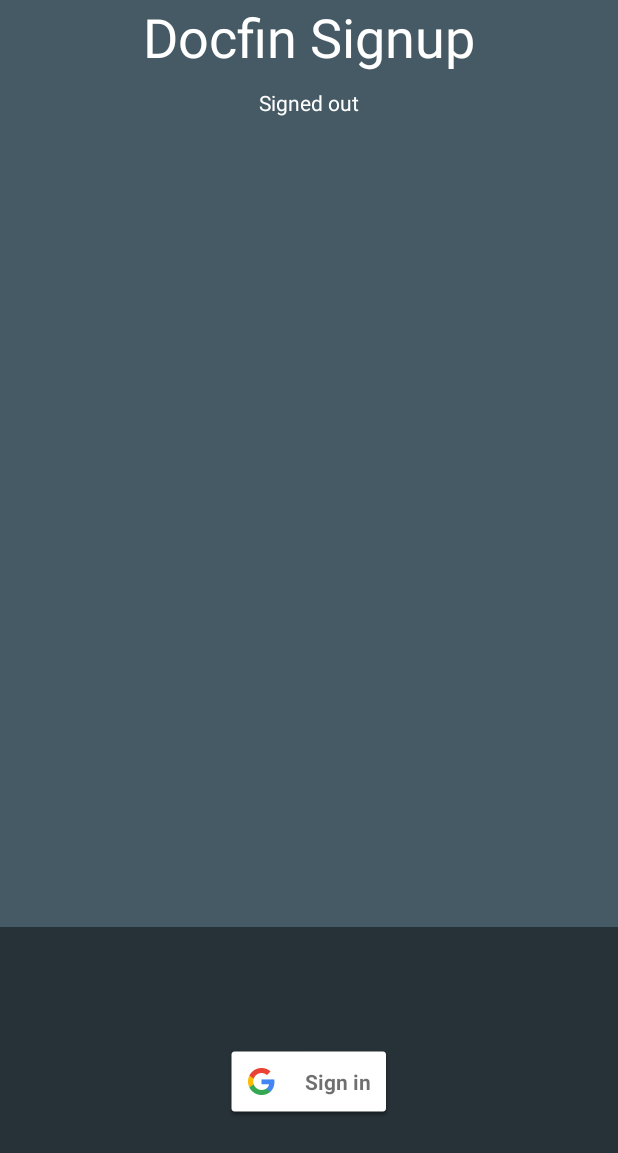
After one commit to docfin/docfin-android-app, an Android app: the SignInActivity screen opened directly, with no data from a screen before it, on a phone screen of 412 x 824 dp. The commit adds this screen. Shown: the top 1153 px of the screen. Run offline under Robolectric (Android 15) with nearby library versions, the phone set to English and light mode, and no system bars.

Commit message:
initial signIn stuff

```diff
--- a/app/src/main/AndroidManifest.xml
+++ b/app/src/main/AndroidManifest.xml
@@ -44,7 +44,8 @@
 
         <activity
             android:name=".activity.MapsActivity"
-            android:label="@string/title_activity_maps"></activity>
+            android:label="@string/title_activity_maps" />
+        <activity android:name=".activity.SignInActivity"></activity>
     </application>
 
 </manifest>
--- /dev/null
+++ b/app/src/main/java/com/jellsoft/mobile/docfin/activity/SignInActivity.java
@@ -0,0 +1,216 @@
+package com.jellsoft.mobile.docfin.activity;
+
+import android.app.ProgressDialog;
+import android.content.Intent;
+import android.os.Bundle;
+import android.util.Log;
+import android.view.View;
+import android.widget.TextView;
+
+import com.google.android.gms.auth.api.Auth;
+import com.google.android.gms.auth.api.signin.GoogleSignInAccount;
+import com.google.android.gms.auth.api.signin.GoogleSignInOptions;
+import com.google.android.gms.auth.api.signin.GoogleSignInResult;
+import com.google.android.gms.common.ConnectionResult;
+import com.google.android.gms.common.SignInButton;
+import com.google.android.gms.common.api.GoogleApiClient;
+import com.google.android.gms.common.api.OptionalPendingResult;
+import com.google.android.gms.common.api.ResultCallback;
+import com.google.android.gms.common.api.Status;
+import com.jellsoft.mobile.docfin.R;
+
+
+public class SignInActivity extends BaseDocfinActivity implements
+        GoogleApiClient.OnConnectionFailedListener,
+        View.OnClickListener {
+
+    private static final String TAG = "SignInActivity";
+    private static final int RC_SIGN_IN = 9001;
+
+    private GoogleApiClient mGoogleApiClient;
+    private TextView mStatusTextView;
+    private ProgressDialog mProgressDialog;
+
+    @Override
+    protected void onCreate(Bundle savedInstanceState) {
+        super.onCreate(savedInstanceState);
+        setContentView(R.layout.activity_sign_in);
+
+        // Views
+        mStatusTextView = (TextView) findViewById(R.id.status);
+
+        // Button listeners
+        findViewById(R.id.sign_in_button).setOnClickListener(this);
+        findViewById(R.id.sign_out_button).setOnClickListener(this);
+        findViewById(R.id.disconnect_button).setOnClickListener(this);
+
+        // [START configure_signin]
+        // Configure sign-in to request the user's ID, email address, and basic
+        // profile. ID and basic profile are included in DEFAULT_SIGN_IN.
+        GoogleSignInOptions gso = new GoogleSignInOptions.Builder(GoogleSignInOptions.DEFAULT_SIGN_IN)
+                .requestEmail()
+                .build();
+        // [END configure_signin]
+
+        // [START build_client]
+        // Build a GoogleApiClient with access to the Google Sign-In API and the
+        // options specified by gso.
+        mGoogleApiClient = new GoogleApiClient.Builder(this)
+                .enableAutoManage(this /* FragmentActivity */, this /* OnConnectionFailedListener */)
+                .addApi(Auth.GOOGLE_SIGN_IN_API, gso)
+                .build();
+        // [END build_client]
+
+        // [START customize_button]
+        // Customize sign-in button. The sign-in button can be displayed in
+        // multiple sizes and color schemes. It can also be contextually
+        // rendered based on the requested scopes. For example. a red button may
+        // be displayed when Google+ scopes are requested, but a white button
+        // may be displayed when only basic profile is requested. Try adding the
+        // Scopes.PLUS_LOGIN scope to the GoogleSignInOptions to see the
+        // difference.
+        SignInButton signInButton = (SignInButton) findViewById(R.id.sign_in_button);
+        signInButton.setSize(SignInButton.SIZE_STANDARD);
+        signInButton.setScopes(gso.getScopeArray());
+        // [END customize_button]
+    }
+
+    @Override
+    public void onStart() {
+        super.onStart();
+
+        OptionalPendingResult<GoogleSignInResult> opr = Auth.GoogleSignInApi.silentSignIn(mGoogleApiClient);
+        if (opr.isDone()) {
+            // If the user's cached credentials are valid, the OptionalPendingResult will be "done"
+            // and the GoogleSignInResult will be available instantly.
+            Log.d(TAG, "Got cached sign-in");
+            GoogleSignInResult result = opr.get();
+            handleSignInResult(result);
+        } else {
+            // If the user has not previously signed in on this device or the sign-in has expired,
+            // this asynchronous branch will attempt to sign in the user silently.  Cross-device
+            // single sign-on will occur in this branch.
+            showProgressDialog();
+            opr.setResultCallback(new ResultCallback<GoogleSignInResult>() {
+                @Override
+                public void onResult(GoogleSignInResult googleSignInResult) {
+                    hideProgressDialog();
+                    handleSignInResult(googleSignInResult);
+                }
+            });
+        }
+    }
+
+    // [START onActivityResult]
+    @Override
+    public void onActivityResult(int requestCode, int resultCode, Intent data) {
+        super.onActivityResult(requestCode, resultCode, data);
+
+        // Result returned from launching the Intent from GoogleSignInApi.getSignInIntent(...);
+        if (requestCode == RC_SIGN_IN) {
+            GoogleSignInResult result = Auth.GoogleSignInApi.getSignInResultFromIntent(data);
+            handleSignInResult(result);
+        }
+    }
+    // [END onActivityResult]
+
+    // [START handleSignInResult]
+    private void handleSignInResult(GoogleSignInResult result) {
+        Log.d(TAG, "handleSignInResult:" + result.isSuccess());
+        if (result.isSuccess()) {
+            // Signed in successfully, show authenticated UI.
+            GoogleSignInAccount acct = result.getSignInAccount();
+            mStatusTextView.setText(getString(R.string.signed_in_fmt, acct.getDisplayName()));
+            updateUI(true);
+        } else {
+            // Signed out, show unauthenticated UI.
+            updateUI(false);
+        }
+    }
+    // [END handleSignInResult]
+
+    // [START signIn]
+    private void signIn() {
+        Intent signInIntent = Auth.GoogleSignInApi.getSignInIntent(mGoogleApiClient);
+        startActivityForResult(signInIntent, RC_SIGN_IN);
+    }
+    // [END signIn]
+
+    // [START signOut]
+    private void signOut() {
+        Auth.GoogleSignInApi.signOut(mGoogleApiClient).setResultCallback(
+                new ResultCallback<Status>() {
+                    @Override
+                    public void onResult(Status status) {
+                        // [START_EXCLUDE]
+                        updateUI(false);
+                        // [END_EXCLUDE]
+                    }
+                });
+    }
+    // [END signOut]
+
+    // [START revokeAccess]
+    private void revokeAccess() {
+        Auth.GoogleSignInApi.revokeAccess(mGoogleApiClient).setResultCallback(
+                new ResultCallback<Status>() {
+                    @Override
+                    public void onResult(Status status) {
+                        // [START_EXCLUDE]
+                        updateUI(false);
+                        // [END_EXCLUDE]
+                    }
+                });
+    }
+    // [END revokeAccess]
+
+    @Override
+    public void onConnectionFailed(ConnectionResult connectionResult) {
+        // An unresolvable error has occurred and Google APIs (including Sign-In) will not
+        // be available.
+        Log.d(TAG, "onConnectionFailed:" + connectionResult);
+    }
+
+    private void showProgressDialog() {
+        if (mProgressDialog == null) {
+            mProgressDialog = new ProgressDialog(this);
+            mProgressDialog.setMessage(getString(R.string.loading));
+            mProgressDialog.setIndeterminate(true);
+        }
+
+        mProgressDialog.show();
+    }
+
+    private void hideProgressDialog() {
+        if (mProgressDialog != null && mProgressDialog.isShowing()) {
+            mProgressDialog.hide();
+        }
+    }
+
+    private void updateUI(boolean signedIn) {
+        if (signedIn) {
+            findViewById(R.id.sign_in_button).setVisibility(View.GONE);
+            findViewById(R.id.sign_out_and_disconnect).setVisibility(View.VISIBLE);
+        } else {
+            mStatusTextView.setText(R.string.signed_out);
+
+            findViewById(R.id.sign_in_button).setVisibility(View.VISIBLE);
+            findViewById(R.id.sign_out_and_disconnect).setVisibility(View.GONE);
+        }
+    }
+
+    @Override
+    public void onClick(View v) {
+        switch (v.getId()) {
+            case R.id.sign_in_button:
+                signIn();
+                break;
+            case R.id.sign_out_button:
+                signOut();
+                break;
+            case R.id.disconnect_button:
+                revokeAccess();
+                break;
+        }
+    }
+}
--- /dev/null
+++ b/app/src/main/res/layout/activity_sign_in.xml
@@ -0,0 +1,115 @@
+<?xml version="1.0" encoding="utf-8"?>
+<LinearLayout xmlns:android="http://schemas.android.com/apk/res/android"
+xmlns:tools="http://schemas.android.com/tools"
+android:id="@+id/main_layout"
+android:layout_width="match_parent"
+android:layout_height="match_parent"
+android:background="@color/blue_grey_700"
+android:orientation="vertical"
+android:weightSum="4"
+tools:context="com.jellsoft.mobile.docfin.activity.SignInActivity">
+
+<LinearLayout
+    android:layout_width="match_parent"
+    android:layout_height="0dp"
+    android:layout_weight="3"
+    android:gravity="center_horizontal"
+    android:orientation="vertical">
+
+    <!--<ImageView
+        android:id="@+id/google_icon"
+        android:layout_width="48dp"
+        android:layout_height="48dp"
+        android:layout_marginBottom="10dp"
+        android:layout_marginTop="@dimen/g_top_margin"
+        android:contentDescription="@string/desc_google_icon"
+        android:src="@drawable/googleg_color" />
+-->
+    <TextView
+        android:id="@+id/title_text"
+        android:layout_width="wrap_content"
+        android:layout_height="wrap_content"
+        android:layout_marginBottom="10dp"
+        android:text="Docfin Signup"
+        android:gravity="center"
+        android:textColor="@android:color/white"
+        android:textSize="36sp" />
+
+    <TextView
+        android:id="@+id/status"
+        android:layout_width="wrap_content"
+        android:layout_height="wrap_content"
+        android:text="@string/signed_out"
+        android:textColor="@android:color/white"
+        android:textSize="14sp" />
+
+    <TextView
+        android:id="@+id/detail"
+        android:layout_width="wrap_content"
+        android:layout_height="wrap_content"
+        android:fadeScrollbars="true"
+        android:gravity="center"
+        android:maxLines="5"
+        android:padding="10dp"
+        android:scrollbars="vertical"
+        android:textColor="@android:color/white"
+        android:textSize="14sp"
+        android:text=""/>
+
+   <!-- <Button
+        android:id="@+id/button_optional_action"
+        style="@style/Base.Widget.AppCompat.Button.Borderless.Colored"
+        android:layout_width="wrap_content"
+        android:layout_height="wrap_content"
+        android:visibility="gone"
+        tools:text="Optional Action"
+        tools:visibility="visible" />
+-->
+</LinearLayout>
+
+
+<RelativeLayout
+    android:layout_width="fill_parent"
+    android:layout_height="0dp"
+    android:layout_weight="1"
+    android:background="@color/blue_grey_900">
+
+    <com.google.android.gms.common.SignInButton
+        android:id="@+id/sign_in_button"
+        android:layout_width="wrap_content"
+        android:layout_height="wrap_content"
+        android:layout_centerInParent="true"
+        android:visibility="visible"
+        tools:visibility="gone" />
+
+    <LinearLayout
+        android:id="@+id/sign_out_and_disconnect"
+        android:layout_width="fill_parent"
+        android:layout_height="wrap_content"
+        android:layout_centerInParent="true"
+        android:orientation="horizontal"
+        android:paddingLeft="16dp"
+        android:paddingRight="16dp"
+        android:visibility="gone"
+        tools:visibility="visible">
+
+        <Button
+            android:id="@+id/sign_out_button"
+            android:layout_width="0dp"
+            android:layout_height="wrap_content"
+            android:layout_weight="1"
+            android:text="@string/sign_out"
+            android:theme="@style/ThemeOverlay.MyDarkButton" />
+
+        <Button
+            android:id="@+id/disconnect_button"
+            android:layout_width="0dp"
+            android:layout_height="wrap_content"
+            android:layout_weight="1"
+            android:text="@string/disconnect"
+            android:theme="@style/ThemeOverlay.MyDarkButton" />
+    </LinearLayout>
+
+</RelativeLayout>
+
+</LinearLayout>
--- a/app/src/main/res/values/colors.xml
+++ b/app/src/main/res/values/colors.xml
@@ -7,4 +7,9 @@
     <color name="colorToolbar">#094FA4</color>
     <color name="white">#FFFFFF</color>
     <color name="colorBackGroundLight">#E8E8E8</color>
+    <color name="blue_grey_500">#607D8B</color>
+    <color name="blue_grey_600">#546E7A</color>
+    <color name="blue_grey_700">#455A64</color>
+    <color name="blue_grey_800">#37474F</color>
+    <color name="blue_grey_900">#263238</color>
 </resources>
--- a/app/src/main/res/values/dimens.xml
+++ b/app/src/main/res/values/dimens.xml
@@ -2,5 +2,7 @@
     <!-- Default screen margins, per the Android Design guidelines. -->
     <dimen name="activity_horizontal_margin">16dp</dimen>
     <dimen name="activity_vertical_margin">16dp</dimen>
+
     <dimen name="activity_vertical_large_margin">32dp</dimen>
+    <dimen name="g_top_margin">100dp</dimen>
 </resources>
--- a/app/src/main/res/values/strings.xml
+++ b/app/src/main/res/values/strings.xml
@@ -25,4 +25,33 @@
     <string name="network_call_error">Unexpected network connectivity error.</string>
     <string name="no_network_connection">Cannot perform the function as there is no network connection.</string>
     <string name="title_activity_maps">Map</string>
+
+    <string name="title_text">Docfin Sign-In</string>
+
+
+    <!-- Sign-in status messages -->
+    <string name="signed_in_fmt">Signed in as: %s</string>
+    <string name="signed_in">Signed in</string>
+    <string name="signing_in">Signing in…</string>
+    <string name="signed_out">Signed out</string>
+    <string name="signed_in_err">"Error: please check logs."</string>
+    <string name="error_null_person">
+        Error: Plus.PeopleApi.getCurrentPerson returned null. Ensure that the Google+ API is
+        enabled for your project, you have a properly configured google-services.json file
+        and that your device has an internet connection.
+    </string>
+    <string name="loading">Loading…</string>
+    <string name="auth_code_fmt">Auth Code: %s</string>
+    <string name="id_token_fmt">ID Token: %s</string>
+
+    <!-- Google Play Services error for Toast -->
+    <string name="play_services_error_fmt">Google Play Services Error: %i</string>
+
+    <!-- Button labels -->
+    <string name="sign_out">Sign Out</string>
+    <string name="disconnect">Disconnect</string>
+    <string name="refresh_token">Get Fresh Token</string>
+
+    <!-- Content Description for images -->
+    <string name="desc_google_icon">Google Logo</string>
 </resources>
--- a/app/src/main/res/values/styles.xml
+++ b/app/src/main/res/values/styles.xml
@@ -10,7 +10,11 @@
         <item name="android:buttonStyle">@style/RobotoButtonStyle</item>-->
     </style>
 
-
+    <!-- Dark Buttons -->
+    <style name="ThemeOverlay.MyDarkButton" parent="ThemeOverlay.AppCompat.Dark">
+        <item name="colorButtonNormal">@color/blue_grey_500</item>
+        <item name="android:textColor">@android:color/white</item>
+    </style>
 
  <!--   <style name="RobotoTextViewStyle" parent="android:Widget.TextView">
         <item name="android:fontFamily">sans-serif</item>
--- a/build.gradle
+++ b/build.gradle
@@ -6,6 +6,7 @@ buildscript {
     }
     dependencies {
         classpath 'com.android.tools.build:gradle:2.1.2'
+        classpath 'com.google.gms:google-services:3.0.0'
 
         // NOTE: Do not place your application dependencies here; they belong
         // in the individual module build.gradle files
```
Also changed, not shown: app/build.gradle (+6 -1 lines), 1 other file.
